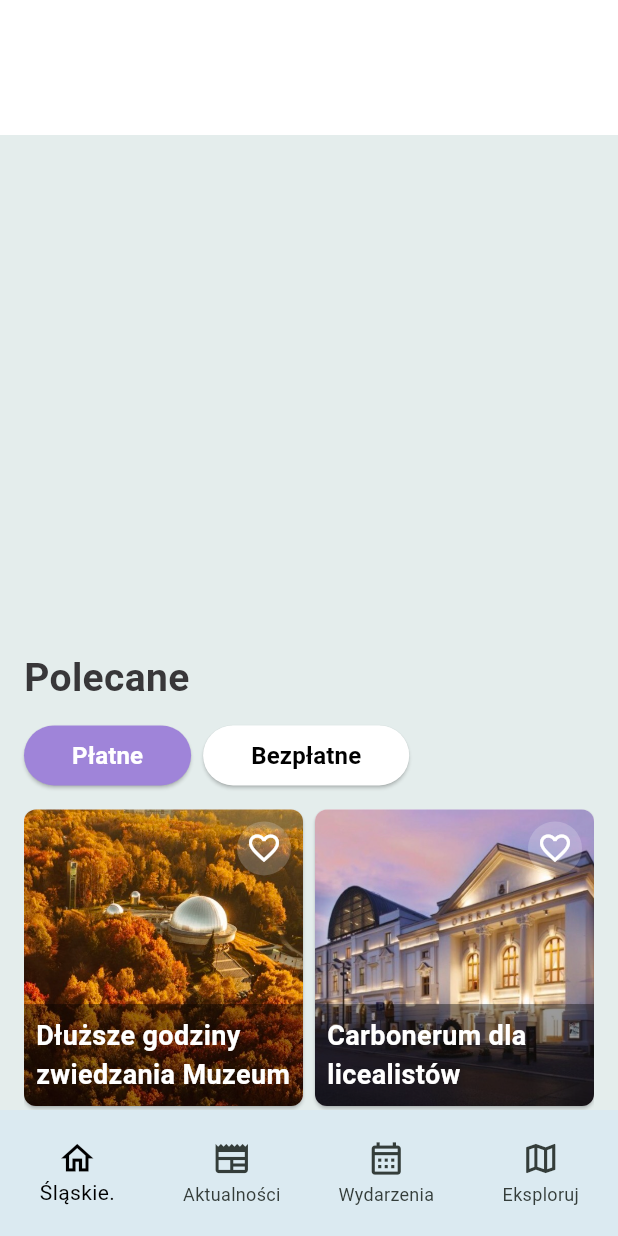
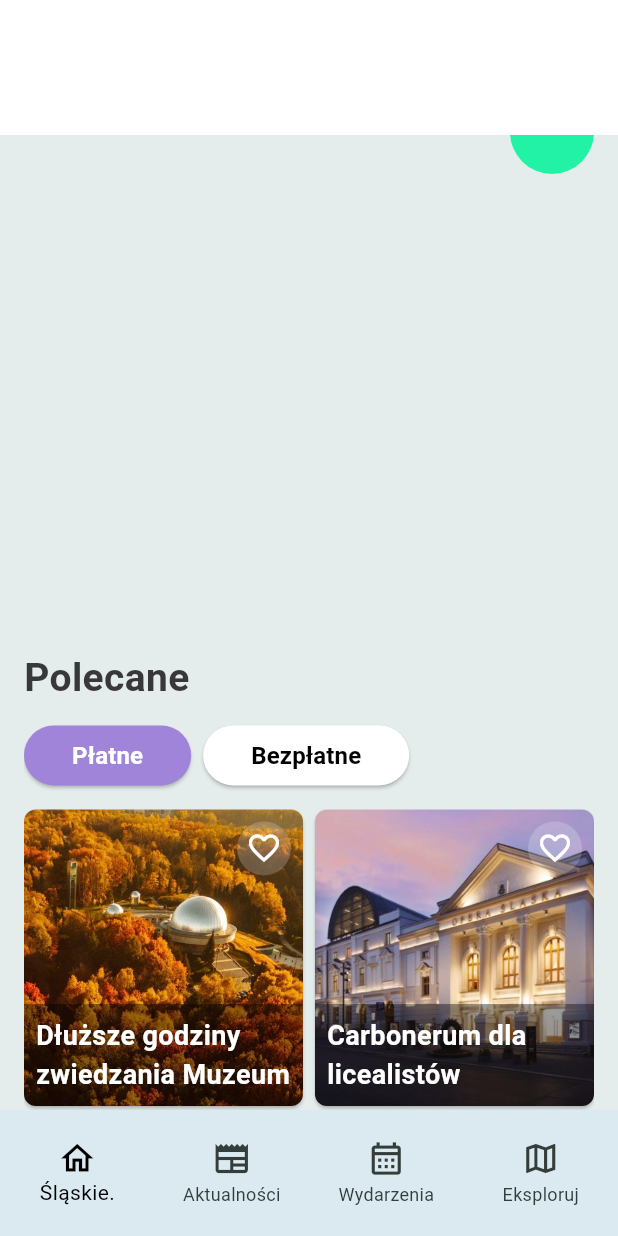
Before and after one commit to Sandra-chemist/Silesia-Guide, a Flutter app: the screen it shows after launch, on a phone screen of 412 x 824 dp. Run offline on Flutter 3.47's test engine with Material 3 defaults, Android fonts, the phone set to English and light mode, and no system bars.

Commit message:
create scroll button and semi circular button

```diff
--- a/lib/components/favourite_button.dart
+++ b/lib/components/favourite_button.dart
@@ -29,7 +29,7 @@ class FavoriteButton extends StatelessWidget {
         ),
         child: Icon(
           isFavorite ? Icons.favorite : Icons.favorite_border,
-          color: isFavorite ? AppColors.heartFillColor : AppColors.whiteColor,
+          color: isFavorite ? AppColors.greenColor : AppColors.whiteColor,
         ),
       ),
     );
--- a/lib/components/image_card.dart
+++ b/lib/components/image_card.dart
@@ -51,7 +51,7 @@ class ImageCardComponent extends StatelessWidget {
                   ),
                   child: Icon(
                     isFavorite ? Icons.favorite : Icons.favorite_border,
-                    color: isFavorite ? AppColors.heartFillColor : AppColors.whiteColor,
+                    color: isFavorite ? AppColors.greenColor : AppColors.whiteColor,
                   ),
                 ),
               ),
--- a/lib/screens/home_screen.dart
+++ b/lib/screens/home_screen.dart
@@ -1,6 +1,8 @@
 import 'package:flutter/material.dart';
 import 'package:silesia_guide/components/image_card.dart';
 import 'package:silesia_guide/components/button_component.dart';
+import 'package:silesia_guide/components/scroll_to_top_button.dart';
+import 'package:silesia_guide/components/semi_circular_button.dart';
 import 'package:silesia_guide/utils/image_path.dart';
 import 'package:silesia_guide/utils/spacing.dart';
 import 'package:silesia_guide/utils/text_styles.dart';
@@ -17,7 +19,10 @@ class _HomeScreenState extends State<HomeScreen> with SingleTickerProviderStateM
   late AnimationController _controller;
   late Animation<double> _imagePositionAnimation;
   late Animation<double> _textPositionAnimation;
+  final ScrollController _scrollController = ScrollController();
+
   List<bool> isFavoriteList = List.generate(8, (index) => false);
+  double scrollOffset = 0.0;
 
   @override
   void initState() {
@@ -38,12 +43,27 @@ class _HomeScreenState extends State<HomeScreen> with SingleTickerProviderStateM
     Future.delayed(const Duration(seconds: 11), () {
       _controller.forward();
     });
+
+    _scrollController.addListener(() {
+      setState(() {
+        scrollOffset = _scrollController.offset;
+      });
+    });
   }
 
   @override
   void dispose() {
+    _scrollController.dispose();
     _controller.dispose();
     super.dispose();
+  }
+
+  void _scrollToTop() {
+    _scrollController.animateTo(
+      0.0,
+      duration: const Duration(milliseconds: 500),
+      curve: Curves.easeInOut,
+    );
   }
 
   @override
@@ -53,14 +73,19 @@ class _HomeScreenState extends State<HomeScreen> with SingleTickerProviderStateM
         padding: const EdgeInsets.symmetric(horizontal: gap16),
         child: Stack(
           children: [
+            _semiCircularButtonBuild(),
             _headerBuild(),
             _buttonsBuild(),
             _galleryBuild(),
+            if (scrollOffset > 100) _scrollButtonBuild()
           ],
         ),
       ),
     );
   }
+
+  Widget _semiCircularButtonBuild() => Positioned(right: 0, top: -58, child: SemiCircularButton(onPressed: () {}));
+  Widget _scrollButtonBuild() => Positioned(bottom: 20, right: 0, child: ScrollToTopButton(onPressed: _scrollToTop));
 
   Widget _headerBuild() {
     return AnimatedBuilder(
@@ -70,9 +95,14 @@ class _HomeScreenState extends State<HomeScreen> with SingleTickerProviderStateM
           top: MediaQuery.of(context).size.height * _textPositionAnimation.value + 20.0,
           left: 0,
           right: 0,
-          child: Text(
-            recommendedText,
-            style: headerTextStyle,
+          child: Row(
+            mainAxisAlignment: MainAxisAlignment.spaceBetween,
+            children: [
+              Text(
+                recommendedText,
+                style: headerTextStyle,
+              ),
+            ],
           ),
         );
       },
@@ -126,6 +156,7 @@ class _HomeScreenState extends State<HomeScreen> with SingleTickerProviderStateM
           right: 0,
           bottom: 0,
           child: GridView.builder(
+            controller: _scrollController,
             padding: EdgeInsets.zero,
             gridDelegate: SliverGridDelegateWithFixedCrossAxisCount(
               crossAxisCount: 2,
--- a/lib/utils/colors.dart
+++ b/lib/utils/colors.dart
@@ -8,5 +8,5 @@ class AppColors {
   static const Color backgroundHomePageColor = Color.fromRGBO(0xE4, 0xED, 0xEC, 1);
   static const Color backgroundFirstButtonColor = Color.fromRGBO(0x9F, 0x84, 0xD9, 1);
   static const Color whiteColor = Color.fromRGBO(0xFF, 0xFF, 0xFF, 1);
-  static const Color heartFillColor = Color.fromRGBO(0x22, 0xF2, 0xA6, 1);
+  static const Color greenColor = Color.fromRGBO(0x22, 0xF2, 0xA6, 1);
 }
--- a/lib/utils/texts.dart
+++ b/lib/utils/texts.dart
@@ -10,6 +10,6 @@ List<String> captions = const [
   'Dłuższe godziny zwiedzania Muzeum',
   'Carbonerum dla licealistów',
   'Dłuższe godziny zwiedzania Muzeum',
-  'Carbonerum dla licealistów',
+  'Carbonerum nie tylko dla licealistów',
   'Dłuższe godziny zwiedzania Muzeum',
 ];
```
Also changed, not shown: lib/components/scroll_to_top_button.dart (added, +29 -0 lines), lib/components/semi_circular_button.dart (added, +46 -0 lines).
